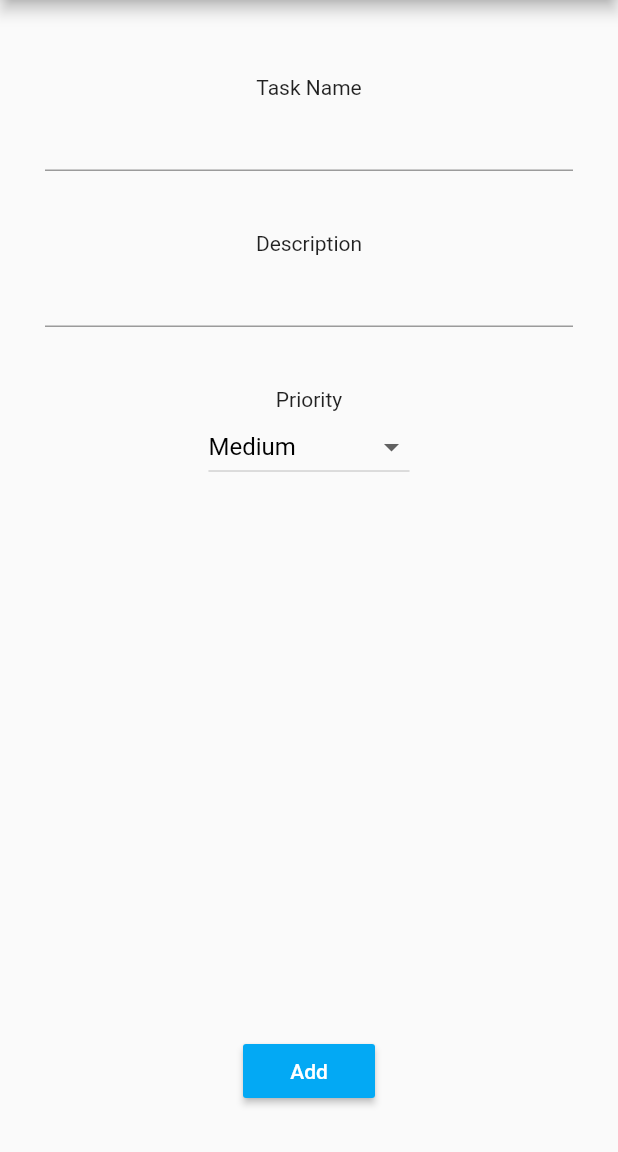
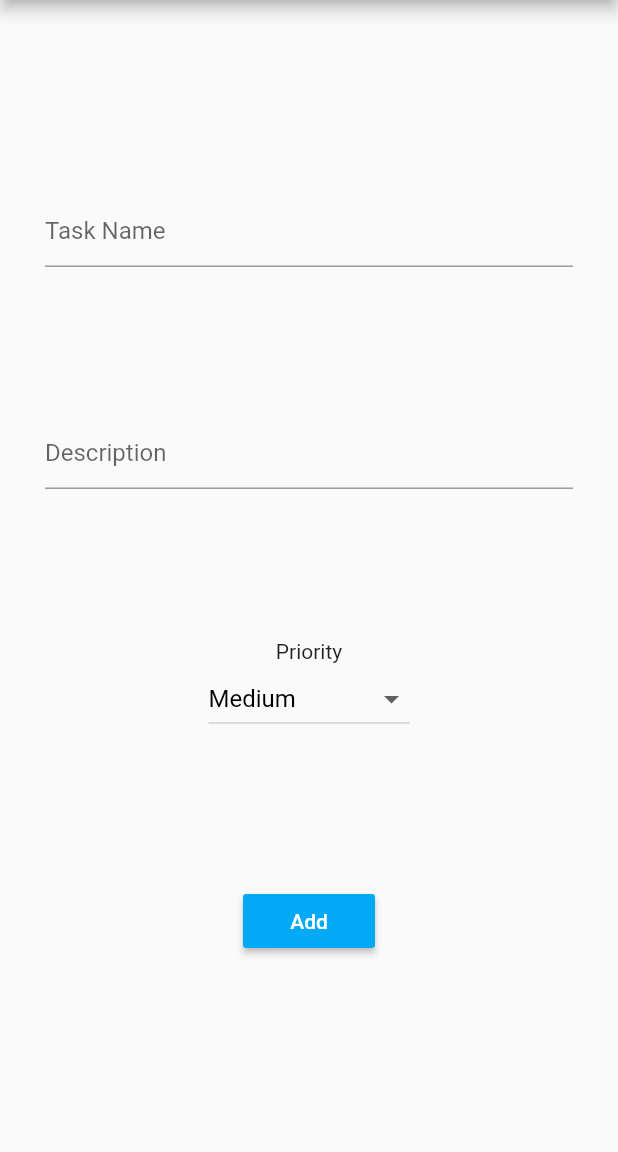
Before and after one commit to indegame/Tasker, a Flutter app: the screen it shows after launch, on a phone screen of 412 x 824 dp, the part 84-1236 px from its top. Run offline on Flutter 3.47's test engine with Material 2 defaults, Android fonts, the phone set to English and light mode, and no system bars.

```diff
--- a/lib/main.dart
+++ b/lib/main.dart
@@ -31,7 +31,11 @@ class TaskView extends StatefulWidget {
 }
 
 class TaskViewState extends State<TaskView> {
-  static List<Priority> priorities = <Priority>[const Priority("Low", 1), const Priority("Medium", 2), const Priority("High", 3)];
+  static List<Priority> priorities = <Priority>[
+    const Priority("Low", 1),
+    const Priority("Medium", 2),
+    const Priority("High", 3)
+  ];
 
   final _formKey = GlobalKey<FormState>();
   var _selectedPriority = priorities[1];
@@ -40,41 +44,19 @@ class TaskViewState extends State<TaskView> {
   Widget build(BuildContext context) {
     return Form(
         key: _formKey,
+        child:  new LayoutBuilder(builder: (BuildContext context, BoxConstraints viewportConstraints){
+          return SingleChildScrollView(
+            child: ConstrainedBox(
+              constraints: new BoxConstraints(
+                minHeight: viewportConstraints.maxHeight,
+              ),
               child: Column(
+                mainAxisSize: MainAxisSize.max,
+                mainAxisAlignment: MainAxisAlignment.spaceEvenly,
                 children: <Widget>[
-            Container(
-              margin: EdgeInsets.only(bottom: 20.0, top: 20.0),
-              child: Column(
-                children: <Widget>[
-                  Text("Task Name"),
-                  TextFormField(
-                    // The validator receives the text the user has typed in
-                    validator: (value) {
-                      if (value.isEmpty) {
-                        return 'Please enter some text';
-                      }
-                    },
-                  ),
-                ],
-              )),
-            Container(
-                margin: EdgeInsets.only(bottom: 20.0, top: 20.0),
-                child: Column(
-                  children: <Widget>[
-                    Text("Description"),
-                    TextFormField(
-                      // The validator receives the text the user has typed in
-                      validator: (value) {
-                        if (value.isEmpty) {
-                          return 'Please enter some text';
-                        }
-                      },
-                    ),
-                  ],
-            )),
-            Container(
-              margin: EdgeInsets.only(bottom: 20.0, top: 20.0),
-              child: Column(
+                  _createValidatedFormTextField("Task Name"),
+                  _createValidatedFormTextField("Description"),
+                  Column(
                     children: <Widget>[
                       Text("Priority"),
                       new DropdownButton<Priority>(
@@ -95,27 +77,42 @@ class TaskViewState extends State<TaskView> {
                             ),
                           );
                         }).toList(),
-                )],
-              )
                       ),
-            Flexible(child:
+                    ],
+                  ),
                   Align(
-                child: RaisedButton(child:
-                Text("Add"),
+                    child: RaisedButton(
+                      child: Text("Add"),
                       color: Colors.lightBlue,
                       onPressed: _onAdd,
-                  textColor: Colors.white,),
+                      textColor: Colors.white,
+                    ),
                     alignment: Alignment.bottomCenter,
                   )
-            )
                 ],
-        ));
+              ),
+            ),
+          );
+        })
+    );
+  }
+
+  Widget _createValidatedFormTextField(String name) {
+    return TextFormField(
+      // The validator receives the text the user has typed in
+      decoration: new InputDecoration(hintText: name),
+      validator: (value) {
+        if (value.isEmpty) {
+          return 'Please enter some text';
+        }
+      },
+    );
   }
 
   void _onAdd() {}
 }
 
-class Priority{
+class Priority {
   const Priority(this.name, this.level);
 
   final String name;
```
Lines whose indentation alone changed are shown as unchanged.
